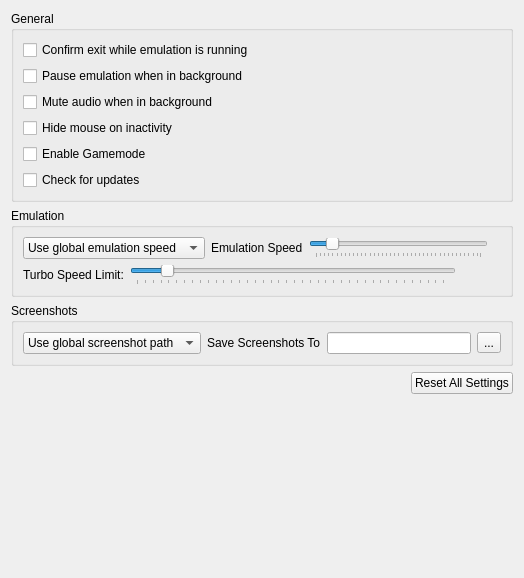
amwatson/CitraVR, file src/citra_qt/configuration/configure_general.ui: the form before one commit.
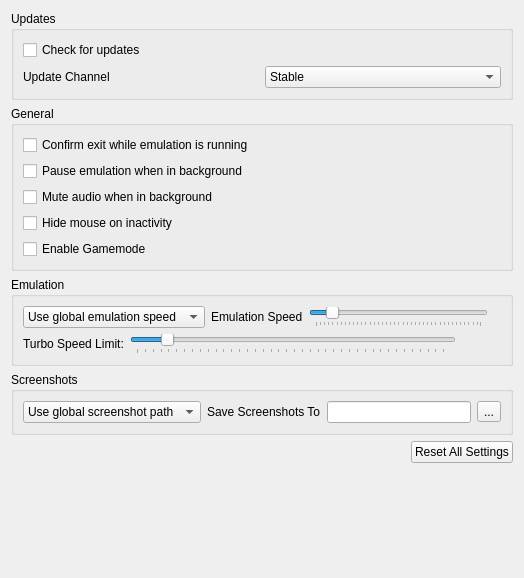
The form after the commit.

Commit message: qt: Implement Update Channel setting

```diff
--- a/src/citra_qt/configuration/configure_general.ui
+++ b/src/citra_qt/configuration/configure_general.ui
@@ -16,6 +16,43 @@
   <layout class="QHBoxLayout" name="horizontalLayout">
    <item>
     <layout class="QVBoxLayout" name="verticalLayout">
+     <item>
+      <widget class="QGroupBox" name="updates_group">
+       <property name="title">
+        <string>Updates</string>
+       </property>
+       <layout class="QGridLayout" name="gridLayout_2">
+        <item row="0" column="0">
+         <widget class="QCheckBox" name="toggle_update_checker">
+          <property name="text">
+           <string>Check for updates</string>
+          </property>
+         </widget>
+        </item>
+        <item row="1" column="0">
+         <widget class="QLabel" name="update_channel_label">
+          <property name="text">
+           <string>Update Channel</string>
+          </property>
+         </widget>
+        </item>
+        <item row="1" column="1">
+         <widget class="QComboBox" name="update_channel_combobox">
+          <item>
+           <property name="text">
+            <string>Stable</string>
+           </property>
+          </item>
+          <item>
+           <property name="text">
+            <string>Prerelease</string>
+           </property>
+          </item>
+         </widget>
+        </item>
+       </layout>
+      </widget>
+     </item>
      <item>
       <widget class="QGroupBox" name="general_group">
        <property name="title">
@@ -57,13 +94,6 @@
           </property>
          </widget>
         </item>
-        <item>
-         <widget class="QCheckBox" name="toggle_update_checker">
-          <property name="text">
-           <string>Check for updates</string>
-          </property>
-         </widget>
-        </item>
        </layout>
       </widget>
      </item>
```
Left out of the diff: 1 changed line with no effect on the pictures. The commit also changes 4 other files.
